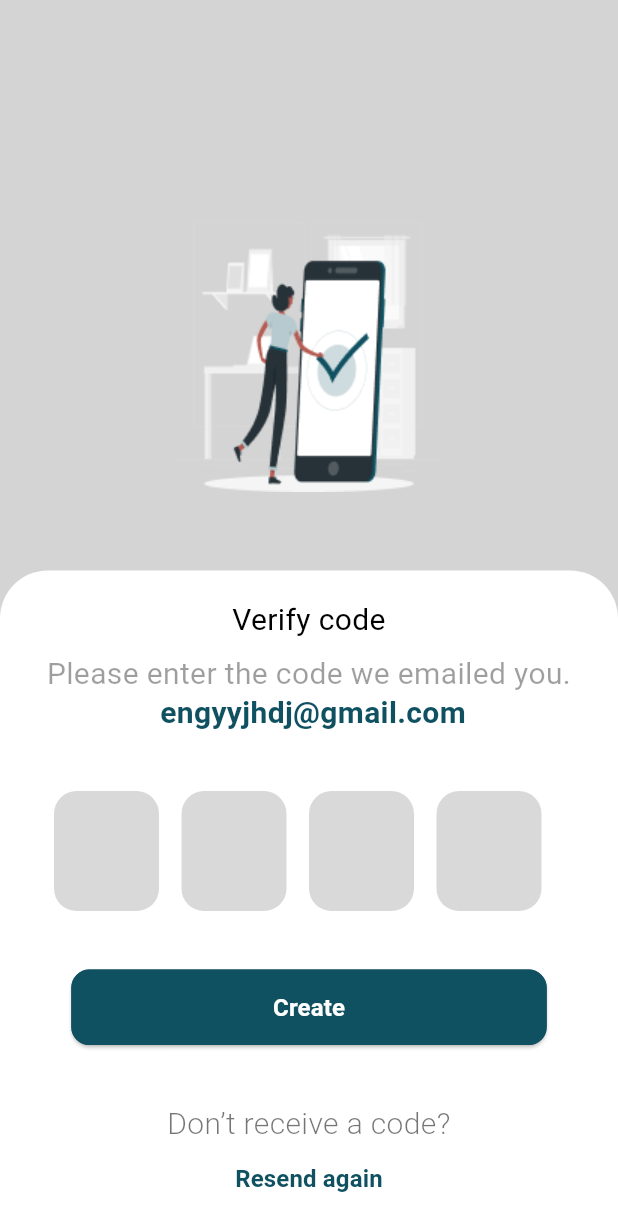
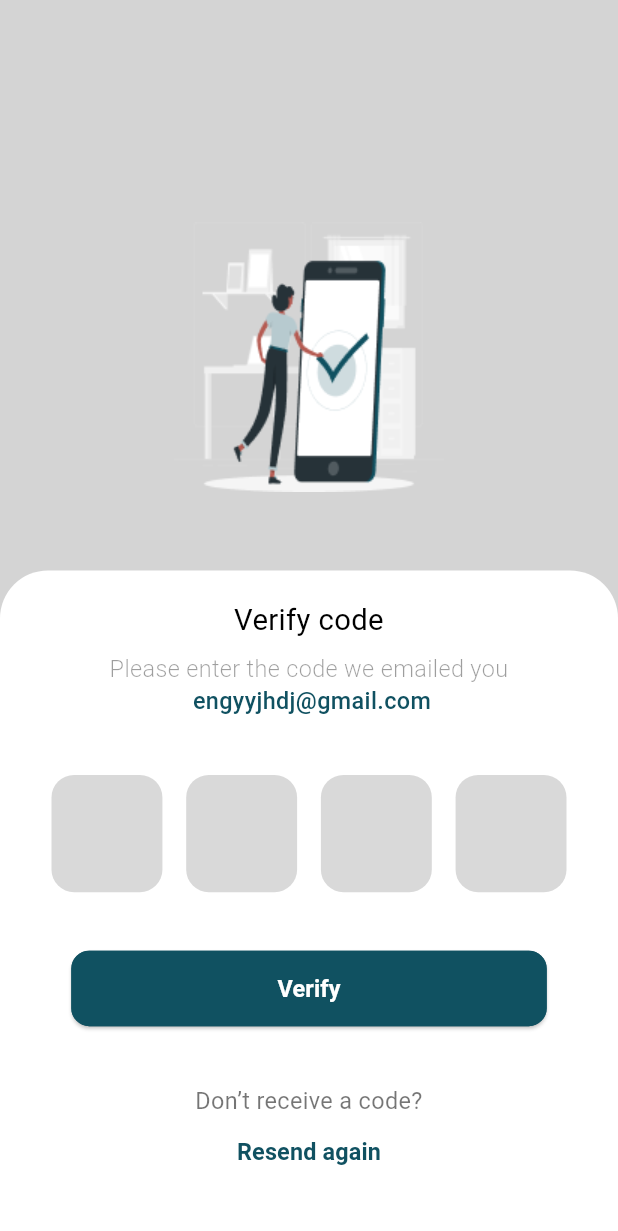
Before and after one commit to wealthwiseteam/wealth-wise-app, a Flutter app: the VerifyCodePage screen opened directly, on a phone screen of 412 x 824 dp. Shown: the top 1231 px of the screen. Run offline on Flutter 3.47's test engine with Material 2 defaults, Android fonts, the phone set to English and light mode, and no system bars; our stand-ins replace another_flushbar, dio, equatable, flutter_screenutil, flutter_svg, internet_connection_checker.

Commit message:
fix: verify code page

```diff
--- a/lib/main.dart
+++ b/lib/main.dart
@@ -13,6 +13,7 @@ import 'view/pages/auth/face_id/face_id_page.dart';
 import 'view/pages/auth/forget_password/forget_password_page.dart';
 import 'view/pages/auth/sign_in/sign_in_page.dart';
 import 'view/pages/auth/sign_up/sign_up_page.dart';
+import 'view/pages/auth/verify_code/verify_code_page.dart';
 
 
 void main() {
@@ -45,7 +46,7 @@ class MyApp extends StatelessWidget {
             physics: const BouncingScrollPhysics(),
           ),
           onGenerateRoute: RouteGenerate.getRoute,
-          home:SignUpPage(),
+          home:VerifyCodePage(),
         );
       },
     );
--- a/lib/resources/localization/l10n/intl_en.arb
+++ b/lib/resources/localization/l10n/intl_en.arb
@@ -25,10 +25,11 @@
     "enterYourPassword": "Enter Your Password",
 
     "emailVerificationSubtitle": "You will receive a 4 digit code \n to verify next",
-    "verfiyCode": "verfiy Code",
+    "verfiyCode": "Verify code",
+    "verfiy": "Verify",
     "verfiyCodeSubtitle": "Please enter the code we emailed you",
     "dontReceiveCode": "Don’t receive a code?",
-    "resendAgain": "resendAgain",
+    "resendAgain": "Resend again",
     "faceId": "Face ID",
     "faceIdSubtitle": "Use face ID to sign in quickly  \n  and securely",
     "maybeLater": "Maybe Later",
--- a/lib/view/pages/auth/verify_code/components/verify_code.dart
+++ b/lib/view/pages/auth/verify_code/components/verify_code.dart
@@ -1,4 +1,5 @@
 import 'package:flutter/material.dart';
+import 'package:flutter_screenutil/flutter_screenutil.dart';
 import 'package:wealth_wise/resources/styles/app_colors.dart';
 
 class Verify extends StatelessWidget {
@@ -10,12 +11,12 @@ class Verify extends StatelessWidget {
       mainAxisAlignment: MainAxisAlignment.center,
       children: [
         Container(
-          width: 70,
-          height: 80,
+          width: 70.w,
+          height: 80.h,
           decoration: BoxDecoration(
               color: AppColors.lightGrey2, borderRadius: BorderRadius.circular(15)),
         ),
-        const SizedBox(width: 15,)
+
       ],
     );
   }
--- a/lib/view/pages/auth/verify_code/verify_code_page.dart
+++ b/lib/view/pages/auth/verify_code/verify_code_page.dart
@@ -3,12 +3,13 @@
 import 'package:flutter/material.dart';
 import 'package:flutter_screenutil/flutter_screenutil.dart';
 import 'package:wealth_wise/resources/constants/app_assets.dart';
+import 'package:wealth_wise/resources/extensions/extensions.dart';
 import 'package:wealth_wise/resources/styles/app_colors.dart';
 
+import '../../../../resources/localization/generated/l10n.dart';
 import '../../../widgets/public_button.dart';
 import '../../../widgets/public_text.dart';
 import 'components/verify_code.dart';
-
 
 class VerifyCodePage extends StatefulWidget {
   const VerifyCodePage({super.key});
@@ -20,10 +21,11 @@ class VerifyCodePage extends StatefulWidget {
 class _VerifyCodePageState extends State<VerifyCodePage> {
   @override
   Widget build(BuildContext context) {
+    final phoneSize = MediaQuery.sizeOf(context);
     return Scaffold(
       body: Stack(fit: StackFit.expand, children: [
         Container(
-          height: MediaQuery.of(context).size.height / 0.8.h,
+          height: phoneSize.height / 0.5.h,
           color: AppColors.lightGrey,
           child: Padding(
             padding: EdgeInsets.symmetric(vertical: 140.w),
@@ -34,13 +36,14 @@ class _VerifyCodePageState extends State<VerifyCodePage> {
           ),
         ),
         SingleChildScrollView(
+          physics: const ClampingScrollPhysics(),
           child: Column(children: [
             Padding(
               padding: EdgeInsets.symmetric(vertical: 180.w),
             ),
             Container(
-              height: MediaQuery.of(context).size.height / 1.6.h,
-              width: MediaQuery.of(context).size.width,
+              height: phoneSize.height / 1.5.h,
+              width: phoneSize.width,
               decoration: const BoxDecoration(
                 color: AppColors.white,
                 borderRadius: BorderRadius.only(
@@ -48,86 +51,80 @@ class _VerifyCodePageState extends State<VerifyCodePage> {
                     topRight: Radius.circular(32)),
               ),
               child: Padding(
-                padding: const EdgeInsets.all(20.0),
-                child: Column(
-                  children: [
-                    const PublicText(
-                      txt: 'Verify code',
-                      align: TextAlign.center,
-                      size: 20,
-                    ),
-                    const SizedBox(
-                      height: 10,
-                    ),
-                    const SingleChildScrollView(
-                      scrollDirection: Axis.horizontal,
+                padding: EdgeInsets.symmetric(horizontal: 30.w, vertical: 20.h),
                 child: Column(
                   children: [
                     PublicText(
-                            txt: 'Please enter the code we emailed you. ',
+                      txt: S.of(context).verfiyCode,
+                      align: TextAlign.center,
+                      size: 20.sp,
+                      fw: FontWeight.w400,
+                      ff: "Inter",
+                    ),
+                    10.ph,
+                    Column(
+                      children: [
+                        PublicText(
+                          txt: S.of(context).verfiyCodeSubtitle,
                           color: Colors.black38,
+                          fw: FontWeight.w300,
                           align: TextAlign.center,
-                            size: 20,
+                          size: 16.sp,
+                          ff: "Inter",
                         ),
                         PublicText(
                           txt: ' engyyjhdj@gmail.com',
                           color: AppColors.mintGreen,
-                            fw: FontWeight.bold,
+                          fw: FontWeight.w500,
                           align: TextAlign.center,
-                            size: 20,
+                          size: 16.sp,
                         ),
                       ],
                     ),
-                    ),
-                    SizedBox(
-                      height: 40.h,
-                    ),
-                    const Row(
+                    40.ph,
+                    SingleChildScrollView(
+                      scrollDirection: Axis.horizontal,
+                      physics: const ClampingScrollPhysics(),
+                      child: Row(
                         mainAxisAlignment: MainAxisAlignment.center,
+                        mainAxisSize: MainAxisSize.max,
                         children: [
-                        Verify(),
-                        Verify(),
-                        Verify(),
-                        Verify(),
+                          const Verify(),
+                          15.pw,
+                          const Verify(),
+                          15.pw,
+                          const Verify(),
+                          15.pw,
+                          const Verify(),
                         ],
                       ),
-                    SizedBox(
-                      height: 40.h,
                     ),
+                    40.ph,
                     PublicButton(
-                      title: "Create",
-                      backgroundColor: AppColors.mintGreen,
-                      titleColor: AppColors.white,
+                      title: S.of(context).verfiy,
                       width: 300.w,
-                      borderRadius: 12,
-                      titleSize: 16,
-                      onPressed: () {
-
-                      },
+                      onPressed: () {},
                     ),
-                    SizedBox(
-                      height: 40.h,
-                    ),
+                    40.ph,
                     Column(
                       mainAxisAlignment: MainAxisAlignment.center,
                       children: [
-                        const PublicText(
-                          txt: 'Don’t receive a code?',
+                        PublicText(
+                          txt: S.of(context).dontReceiveCode,
                           color: Colors.black54,
-                          fw: FontWeight.w300,
+                          fw: FontWeight.w400,
                           ff: "Inter",
                           align: TextAlign.center,
-                          size: 20,
+                          size: 16.sp,
                         ),
                         TextButton(
                           onPressed: () {},
-                          child: const PublicText(
-                            txt: 'Resend again',
+                          child: PublicText(
+                            txt: S.of(context).resendAgain,
                             color: AppColors.mintGreen,
+                            align: TextAlign.center,
+                            size: 16.sp,
                             fw: FontWeight.w700,
-                            ff: "Inter",
-                            align: TextAlign.center,
-                            size: 16,
                           ),
                         )
                       ],
```
Also changed, not shown: lib/resources/localization/generated/intl/messages_en.dart, lib/resources/localization/generated/l10n.dart. Lines whose indentation alone changed are shown as unchanged.
